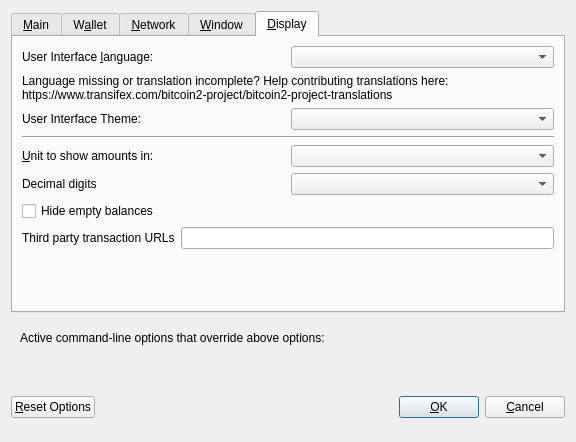
This is src/qt/forms/optionsdialog.ui in devzx90/bitcoin2 as Qt 5 draws it before an edit. The edited form follows.
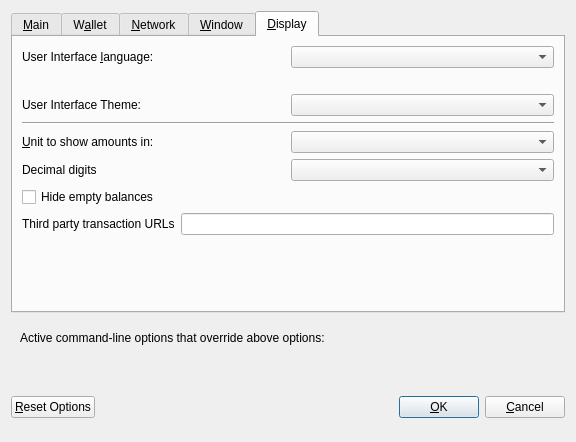
This is the edited form. The open tabs and pages were chosen to show the change. Custom widgets are drawn as their Qt base class.

What changed in the file:
```diff
--- a/src/qt/forms/optionsdialog.ui
+++ b/src/qt/forms/optionsdialog.ui
@@ -505,10 +505,10 @@
          <property name="accessibleName">
           <string notr="true"/>
          </property>
-         <property name="text">
+          <!--<property name="text">
           <string>Language missing or translation incomplete? Help contributing translations here:
 https://www.transifex.com/bitcoin2-project/bitcoin2-project-translations</string>
-         </property>
+         </property>-->
          <property name="wordWrap">
           <bool>true</bool>
          </property>
```
